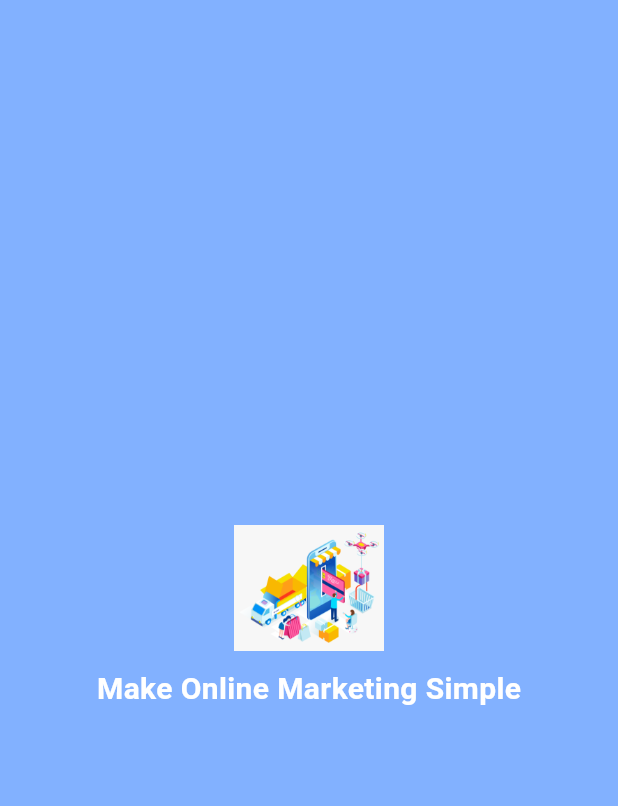
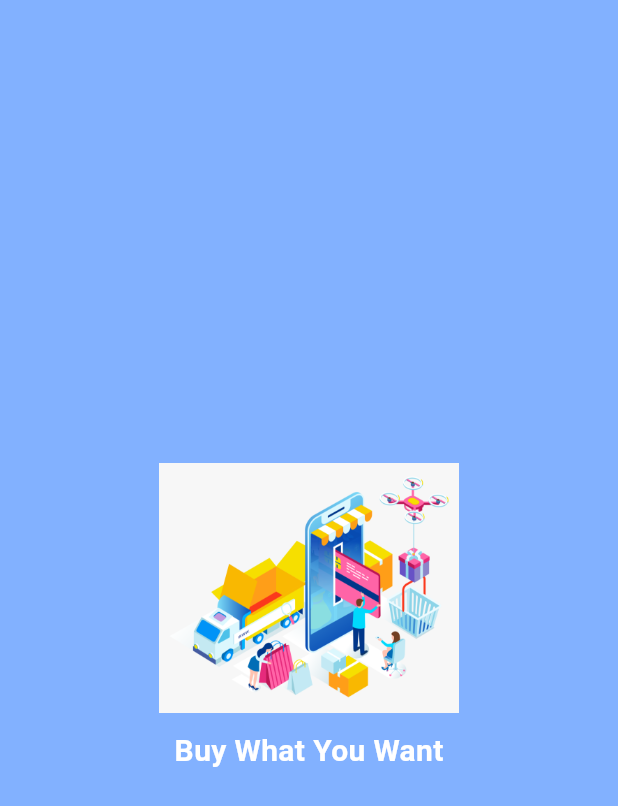
Before and after one commit to AfsanaDev/online_shop_app, a Flutter app: the SplashPage screen opened directly, on a phone screen of 412 x 824 dp. Shown: the top 806 px of the screen. Run offline on Flutter 3.47's test engine with Material 2 defaults, Android fonts, the phone set to English and light mode, and no system bars; our stand-ins replace get.

Commit message:
increase image size

```diff
--- a/lib/pages/splash_page.dart
+++ b/lib/pages/splash_page.dart
@@ -30,14 +30,14 @@ class _SplashPageState extends State<SplashPage> {
           mainAxisAlignment: MainAxisAlignment.center,
           children: [
             SizedBox(
-              width: 100,
+              width: 200,
               child: Image.asset('assets/images/splash_img.png'),
             ),
-            SizedBox(
+            const SizedBox(
               height: 11,
             ),
-            Text(
-              'Make Online Marketing Simple',
+            const Text(
+              'Buy What You Want',
               style: TextStyle(
                   fontSize: 20,
                   fontWeight: FontWeight.bold,
```
